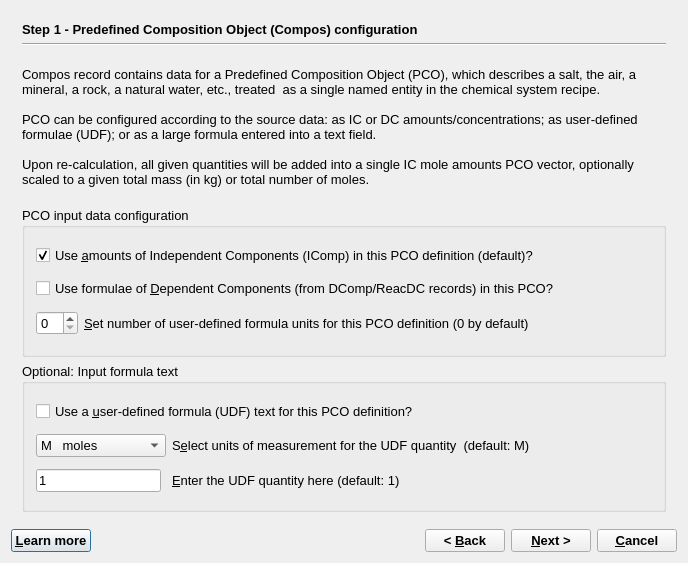
Old version of the form GUI/Dialogs4/ComposWizard4.ui in the repository gemshub/GEMSGUI.
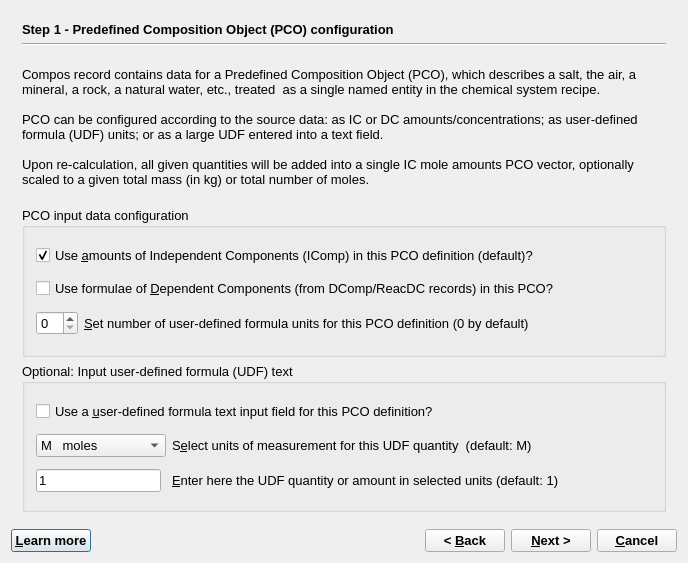
New version of the form. The open tabs and pages were chosen to show the change.

Commit message: Corrections in Compos wizard and window pages configuration, related to Compos help documentation files; added closing the vis_od.ini and vis_cn.ini files after reading.

The edit to the form file:
```diff
--- a/GUI/Dialogs4/ComposWizard4.ui
+++ b/GUI/Dialogs4/ComposWizard4.ui
@@ -59,7 +59,7 @@
           </font>
          </property>
          <property name="text">
-          <string>Step 1 - Predefined Composition Object (Compos) configuration</string>
+          <string>Step 1 - Predefined Composition Object (PCO) configuration</string>
          </property>
         </widget>
        </item>
@@ -87,7 +87,7 @@
          <property name="text">
           <string>Compos record contains data for a Predefined Composition Object (PCO), which describes a salt, the air, a mineral, a rock, a natural water, etc., treated  as a single named entity in the chemical system recipe.
 
-PCO can be configured according to the source data: as IC or DC amounts/concentrations; as user-defined formulae (UDF); or as a large formula entered into a text field.
+PCO can be configured according to the source data: as IC or DC amounts/concentrations; as user-defined formula (UDF) units; or as a large UDF entered into a text field.
 
 Upon re-calculation, all given quantities will be added into a single IC mole amounts PCO vector, optionally scaled to a given total mass (in kg) or total number of moles. </string>
          </property>
@@ -178,13 +178,13 @@
        <item row="4" column="0">
         <widget class="QGroupBox" name="groupBox_7">
          <property name="title">
-          <string>Optional: Input formula text</string>
+          <string>Optional: Input user-defined formula (UDF) text</string>
          </property>
          <layout class="QGridLayout">
           <item row="0" column="0" colspan="2">
            <widget class="QCheckBox" name="checkBox2_2_2">
             <property name="text">
-             <string>Use a &amp;user-defined formula (UDF) text for this PCO definition?</string>
+             <string>Use a &amp;user-defined formula text input field for this PCO definition?</string>
             </property>
            </widget>
           </item>
@@ -237,7 +237,7 @@
           <item row="1" column="1">
            <widget class="QLabel" name="textLabel1_2">
             <property name="text">
-             <string>S&amp;elect units of measurement for the UDF quantity  (default: M)</string>
+             <string>S&amp;elect units of measurement for this UDF quantity  (default: M)</string>
             </property>
             <property name="wordWrap">
              <bool>false</bool>
@@ -269,7 +269,7 @@
           <item row="2" column="1">
            <widget class="QLabel" name="textLabel2_2">
             <property name="text">
-             <string>&amp;Enter the UDF quantity here (default: 1)</string>
+             <string>&amp;Enter here the UDF quantity or amount in selected units (default: 1)</string>
             </property>
             <property name="wordWrap">
              <bool>false</bool>
```
Left out of the diff: 4 changed lines with no effect on the pictures. The commit also changes 7 other files.
